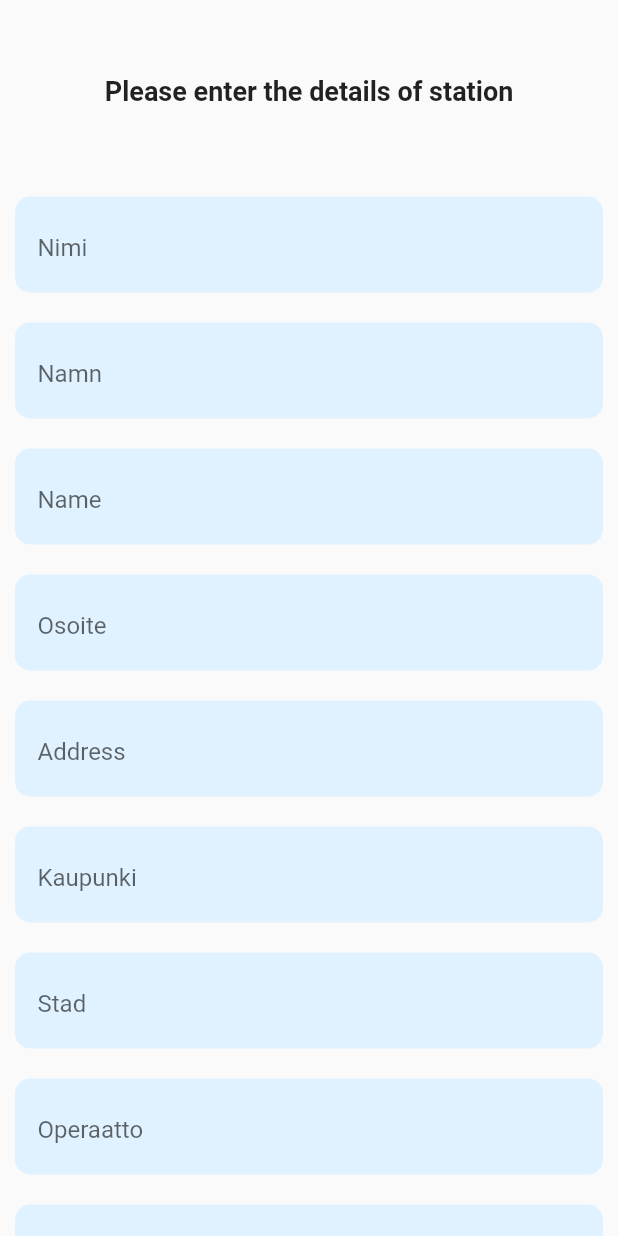
After one commit to Ahmad-Imam/HSL-Frontend, a Flutter app: the AddStation screen opened directly, on a phone screen of 412 x 824 dp. The commit adds this screen. Run offline on Flutter 3.47's test engine with Material 2 defaults, Android fonts, the phone set to English and light mode, and no system bars; our stand-ins replace google_maps_flutter; network calls fail.

Commit message:
new station information ui added

```diff
--- a/hsl_frontend/lib/main.dart
+++ b/hsl_frontend/lib/main.dart
@@ -60,15 +60,15 @@ class _MyAppState extends State<MyApp> {
     // TODO: implement didChangeDependencies
     print("lol");
     var snapshotStation = await fetchStationList(http.Client());
-    var snapshotJourney = await fetchJourneyList(http.Client());
+    // var snapshotJourney = await fetchJourneyList(http.Client());
     setState(() {
-      // journeySnapshotData = snapshot;
       stationSnapshotData = snapshotStation;
-      journeySnapshotData = snapshotJourney;
+      stationSnapshotData.removeLast();
+      // journeySnapshotData = snapshotJourney;
       hasValue = true;
     });
     // print(snapshotJourney.length);
-    print(snapshotStation.length);
+    // print(snapshotStation.length);
     print("lol2");
     super.didChangeDependencies();
   }
--- a/hsl_frontend/lib/model/station_table_data.dart
+++ b/hsl_frontend/lib/model/station_table_data.dart
@@ -14,6 +14,7 @@ class StationPaginationDataTable extends DataTableSource {
 
   double calculateAvgDeparture(var stationList) {
     double avgDepartureDistance = 0;
+    if (stationList.length == 0) return 0;
     stationList.forEach(
       (element) {
         // print(element.coverDistance);
@@ -25,6 +26,7 @@ class StationPaginationDataTable extends DataTableSource {
 
   double calculateAvgReturn(var stationList) {
     double avgReturnDistance = 0;
+    if (stationList.length == 0) return 0;
     stationList.forEach(
       (element) {
         // print(element.coverDistance);
--- /dev/null
+++ b/hsl_frontend/lib/view/add_station.dart
@@ -0,0 +1,298 @@
+import 'dart:convert';
+import 'package:http/http.dart' as http;
+import 'package:flutter/material.dart';
+
+import '../main.dart';
+
+class AddStation extends StatelessWidget {
+  AddStation({Key? key}) : super(key: key);
+
+  Future<http.Response> postRequest() async {
+    var url = 'http://192.168.31.109:8080/writeStationListJson';
+    print(nimiTextEditingController.text);
+    Map data = {'nimi': nimiTextEditingController.text};
+    //encode Map to JSON
+    var body = json.encode(data);
+
+    var response = await http.post(Uri.parse(url),
+        headers: {"Content-Type": "application/json"}, body: body);
+    print("${response.statusCode}");
+    print("${response.body}");
+
+    _scaffoldKey.currentState!.showSnackBar(SnackBar(
+      content: Text(
+        'Station value added',
+      ),
+      duration: Duration(seconds: 2),
+    ));
+
+    return response;
+  }
+
+  TextEditingController nimiTextEditingController = new TextEditingController();
+  TextEditingController namnTextEditingController = new TextEditingController();
+  TextEditingController nameTextEditingController = new TextEditingController();
+  TextEditingController osoiteTextEditingController =
+      new TextEditingController();
+  TextEditingController addressTextEditingController =
+      new TextEditingController();
+  TextEditingController kaupunkiTextEditingController =
+      new TextEditingController();
+  TextEditingController stadTextEditingController = new TextEditingController();
+  TextEditingController operaattoTextEditingController =
+      new TextEditingController();
+  TextEditingController kapasiteetTextEditingController =
+      new TextEditingController();
+  TextEditingController xTextEditingController = new TextEditingController();
+  TextEditingController yTextEditingController = new TextEditingController();
+
+  final GlobalKey<ScaffoldState> _scaffoldKey = new GlobalKey<ScaffoldState>();
+
+  @override
+  Widget build(BuildContext context) {
+    return Scaffold(
+      key: _scaffoldKey,
+      body: ListView(
+        // crossAxisAlignment: CrossAxisAlignment.center,
+        // mainAxisAlignment: MainAxisAlignment.center,
+        children: <Widget>[
+          SizedBox(
+            height: 50,
+          ),
+          Text(
+            "Please enter the details of station",
+            textAlign: TextAlign.center,
+            style: TextStyle(fontSize: 18, fontWeight: FontWeight.w600),
+          ),
+          SizedBox(
+            height: 50,
+          ),
+          Padding(
+              padding: EdgeInsets.all(10),
+              child: Container(
+                  decoration: BoxDecoration(
+                    color: Color.fromARGB(255, 224, 242, 255),
+                    borderRadius: new BorderRadius.circular(10.0),
+                  ),
+                  child: Padding(
+                      padding: EdgeInsets.only(left: 15, right: 15, top: 5),
+                      child: TextField(
+                          controller: nimiTextEditingController,
+                          decoration: InputDecoration(
+                            hintText: "Enter the nimi of station",
+                            border: InputBorder.none,
+                            labelText: 'Nimi',
+                          ))))),
+          Padding(
+              padding: EdgeInsets.all(10),
+              child: Container(
+                  decoration: BoxDecoration(
+                    color: Color.fromARGB(255, 224, 242, 255),
+                    borderRadius: new BorderRadius.circular(10.0),
+                  ),
+                  child: Padding(
+                      padding: EdgeInsets.only(left: 15, right: 15, top: 5),
+                      child: TextField(
+                          controller: namnTextEditingController,
+                          decoration: InputDecoration(
+                            border: InputBorder.none,
+                            labelText: 'Namn',
+                            hintText: "Enter the namn of station",
+                          ))))),
+          Padding(
+              padding: EdgeInsets.all(10),
+              child: Container(
+                  decoration: BoxDecoration(
+                    color: Color.fromARGB(255, 224, 242, 255),
+                    borderRadius: new BorderRadius.circular(10.0),
+                  ),
+                  child: Padding(
+                      padding: EdgeInsets.only(left: 15, right: 15, top: 5),
+                      child: TextField(
+                          controller: nameTextEditingController,
+                          decoration: InputDecoration(
+                            border: InputBorder.none,
+                            labelText: 'Name',
+                            hintText: "Enter the name of station",
+                          ))))),
+          Padding(
+              padding: EdgeInsets.all(10),
+              child: Container(
+                  decoration: BoxDecoration(
+                    color: Color.fromARGB(255, 224, 242, 255),
+                    borderRadius: new BorderRadius.circular(10.0),
+                  ),
+                  child: Padding(
+                      padding: EdgeInsets.only(left: 15, right: 15, top: 5),
+                      child: TextField(
+                          controller: osoiteTextEditingController,
+                          decoration: InputDecoration(
+                            border: InputBorder.none,
+                            labelText: 'Osoite',
+                            hintText: "Enter the osoite of station",
+                          ))))),
+          Padding(
+              padding: EdgeInsets.all(10),
+              child: Container(
+                  decoration: BoxDecoration(
+                    color: Color.fromARGB(255, 224, 242, 255),
+                    borderRadius: new BorderRadius.circular(10.0),
+                  ),
+                  child: Padding(
+                      padding: EdgeInsets.only(left: 15, right: 15, top: 5),
+                      child: TextField(
+                          controller: addressTextEditingController,
+                          decoration: InputDecoration(
+                            border: InputBorder.none,
+                            labelText: 'Address',
+                            hintText: "Enter the address of station",
+                          ))))),
+          Padding(
+              padding: EdgeInsets.all(10),
+              child: Container(
+                  decoration: BoxDecoration(
+                    color: Color.fromARGB(255, 224, 242, 255),
+                    borderRadius: new BorderRadius.circular(10.0),
+                  ),
+                  child: Padding(
+                      padding: EdgeInsets.only(left: 15, right: 15, top: 5),
+                      child: TextField(
+                          controller: kaupunkiTextEditingController,
+                          decoration: InputDecoration(
+                            border: InputBorder.none,
+                            labelText: 'Kaupunki',
+                            hintText: "Enter the kaupunki of station",
+                          ))))),
+          Padding(
+              padding: EdgeInsets.all(10),
+              child: Container(
+                  decoration: BoxDecoration(
+                    color: Color.fromARGB(255, 224, 242, 255),
+                    borderRadius: new BorderRadius.circular(10.0),
+                  ),
+                  child: Padding(
+                      padding: EdgeInsets.only(left: 15, right: 15, top: 5),
+                      child: TextField(
+                          controller: stadTextEditingController,
+                          decoration: InputDecoration(
+                            border: InputBorder.none,
+                            labelText: 'Stad',
+                            hintText: "Enter the stad of station",
+                          ))))),
+          Padding(
+              padding: EdgeInsets.all(10),
+              child: Container(
+                  decoration: BoxDecoration(
+                    color: Color.fromARGB(255, 224, 242, 255),
+                    borderRadius: new BorderRadius.circular(10.0),
+                  ),
+                  child: Padding(
+                      padding: EdgeInsets.only(left: 15, right: 15, top: 5),
+                      child: TextField(
+                          controller: operaattoTextEditingController,
+                          decoration: InputDecoration(
+                            border: InputBorder.none,
+                            labelText: 'Operaatto',
+                            hintText: "Enter the operaatto of station",
+                          ))))),
+          Padding(
+              padding: EdgeInsets.all(10),
+              child: Container(
+                  decoration: BoxDecoration(
+                    color: Color.fromARGB(255, 224, 242, 255),
+                    borderRadius: new BorderRadius.circular(10.0),
+                  ),
+                  child: Padding(
+                      padding: EdgeInsets.only(left: 15, right: 15, top: 5),
+                      child: TextField(
+                          controller: kapasiteetTextEditingController,
+                          decoration: InputDecoration(
+                            border: InputBorder.none,
+                            labelText: 'Kapasiteet',
+                            hintText: "Enter the kapasiteet of station",
+                          ))))),
+          Padding(
+              padding: EdgeInsets.all(10),
+              child: Container(
+                  decoration: BoxDecoration(
+                    color: Color.fromARGB(255, 224, 242, 255),
+                    borderRadius: new BorderRadius.circular(10.0),
+                  ),
+                  child: Padding(
+                      padding: EdgeInsets.only(left: 15, right: 15, top: 5),
+                      child: TextField(
+                          controller: xTextEditingController,
+                          decoration: InputDecoration(
+                            border: InputBorder.none,
+                            labelText: 'X',
+                            hintText: "Enter the x (Longitude) of station",
+                          ))))),
+          Padding(
+              padding: EdgeInsets.all(10),
+              child: Container(
+                  decoration: BoxDecoration(
+                    color: Color.fromARGB(255, 224, 242, 255),
+                    borderRadius: new BorderRadius.circular(10.0),
+                  ),
+                  child: Padding(
+                      padding: EdgeInsets.only(left: 15, right: 15, top: 5),
+                      child: TextField(
+                          controller: yTextEditingController,
+                          decoration: InputDecoration(
+                            border: InputBorder.none,
+                            labelText: 'Y',
+                            hintText: "Enter the y (Lattitude) of station",
+                          ))))),
+          //submit button
+          Padding(
+              padding: const EdgeInsets.all(10),
+              child: Container(
+                height: 50,
+                width: double.infinity,
+                child: RaisedButton(
+                  color: Colors.green,
+                  onPressed: () async {
+                    print(nimiTextEditingController.text);
+                    print(int.parse(stationSnapshotData.last.fid) + 1);
+                    postRequest();
+
+                    print("lololo");
+
+                    _scaffoldKey.currentState!.showSnackBar(SnackBar(
+                      content: Text(
+                        'Station information added. Restart the application to see the updated result',
+                      ),
+                      duration: Duration(seconds: 5),
+                    ));
+
+                    // Scaffold.of(context).showSnackBar(
+                    //     SnackBar(content: Text('Ticket Added Sucessfully')));
+
+                    // Navigator.pop(context);
+
+                    // print(nimiTextEditingController.text +
+                    //     namnTextEditingController.text +
+                    //     nameTextEditingController.text +
+                    //     osoiteTextEditingController.text +
+                    //     addressTextEditingController.text +
+                    //     kaupunkiTextEditingController.text +
+                    //     stadTextEditingController.text +
+                    //     operaattoTextEditingController.text +
+                    //     kapasiteetTextEditingController.text +
+                    //     xTextEditingController.text +
+                    //     yTextEditingController.text);
+                  },
+                  child: Text(
+                    'Submit',
+                    style: TextStyle(color: Colors.white),
+                  ),
+                  shape: RoundedRectangleBorder(
+                      borderRadius: new BorderRadius.circular(18.0),
+                      side: BorderSide(color: Colors.green)),
+                ),
+              )),
+        ],
+      ),
+    );
+  }
+}
--- a/hsl_frontend/lib/view/home.dart
+++ b/hsl_frontend/lib/view/home.dart
@@ -1,4 +1,5 @@
 import 'package:flutter/material.dart';
+import 'package:hsl_frontend/view/add_station.dart';
 import 'package:hsl_frontend/view/journey_list_view.dart';
 import 'package:hsl_frontend/view/station_list_view.dart';
 
@@ -46,6 +47,17 @@ class HomePage extends StatelessWidget {
                 );
               },
               child: Text("Journey List")),
+          SizedBox(
+            height: 20,
+          ),
+          ElevatedButton(
+              onPressed: () {
+                Navigator.push(
+                  context,
+                  MaterialPageRoute(builder: (context) => AddStation()),
+                );
+              },
+              child: Text("Add Station")),
         ],
       ),
     );
--- a/hsl_frontend/lib/view/station_single_view.dart
+++ b/hsl_frontend/lib/view/station_single_view.dart
@@ -26,16 +26,20 @@ class StationSingle extends StatefulWidget {
 class _StationSingleState extends State<StationSingle> {
   final Completer<GoogleMapController> _controller =
       Completer<GoogleMapController>();
-  late String lat;
-  late String lng;
+  String lat = "0";
+  String lng = "0";
 
   @override
   void initState() {
     // TODO: implement initState
+    if (double.tryParse(widget.station.y) != null ||
+        double.tryParse(widget.station.y) != null) {
       setState(() {
         lat = widget.station.y;
         lng = widget.station.x;
       });
+    }
+
     super.initState();
   }
 
@@ -54,9 +58,27 @@ class _StationSingleState extends State<StationSingle> {
   Widget build(BuildContext context) {
     return Scaffold(
       backgroundColor: Color.fromARGB(255, 228, 246, 255),
-      body: Column(
+      body: ListView(
+        // mainAxisAlignment: MainAxisAlignment.center,
+        // crossAxisAlignment: CrossAxisAlignment.center,
         children: [
+          double.parse(lat) == 0 || double.parse(lng) == 0
+              ? Column(
+                  children: [
+                    SizedBox(height: 150),
                     Container(
+                      alignment: Alignment.center,
+                      child: Text(
+                        "No location found with Lattitude: ${widget.station.y} and Longitude: ${widget.station.x}",
+                        textAlign: TextAlign.center,
+                        style: TextStyle(
+                            fontSize: 18, fontWeight: FontWeight.w600),
+                      ),
+                    ),
+                    SizedBox(height: 50),
+                  ],
+                )
+              : Container(
                   width: MediaQuery.of(context).size.width,
                   height: MediaQuery.of(context).size.height * .6,
                   clipBehavior: Clip.antiAlias,
@@ -70,7 +92,8 @@ class _StationSingleState extends State<StationSingle> {
                       markers: {
                         Marker(
                           markerId: const MarkerId("marker1"),
-                    position: LatLng(double.parse(lat), double.parse(lng)),
+                          position:
+                              LatLng(double.parse(lat), double.parse(lng)),
                         ),
                       },
                       initialCameraPosition: _kLake,
@@ -84,6 +107,7 @@ class _StationSingleState extends State<StationSingle> {
             height: 10,
           ),
           ExpansionTile(
+            initiallyExpanded: true,
             title: Text(
               "${widget.station.name}",
               style: TextStyle(
@@ -140,11 +164,15 @@ class _StationSingleState extends State<StationSingle> {
               ListTile(
                 title: Text(
                   "Average Distance of Returns: ",
-                  style: TextStyle(fontWeight: FontWeight.w700),
+                  style: TextStyle(
+                    fontWeight: FontWeight.w700,
+                  ),
                 ),
                 trailing: Text(
                   "${widget.avgReturn.floorToDouble()}",
-                  style: TextStyle(fontWeight: FontWeight.w700),
+                  style: TextStyle(
+                    fontWeight: FontWeight.w700,
+                  ),
                 ),
               ),
             ],
```
Lines whose indentation alone changed are shown as unchanged.
